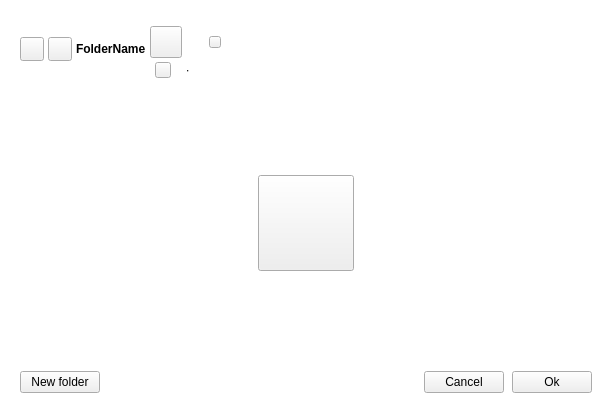
Qt form src/MEGASync/node_selector/gui/ui/NodeSelectorTreeViewWidget.ui (meganz/MEGAsync) before a commit.
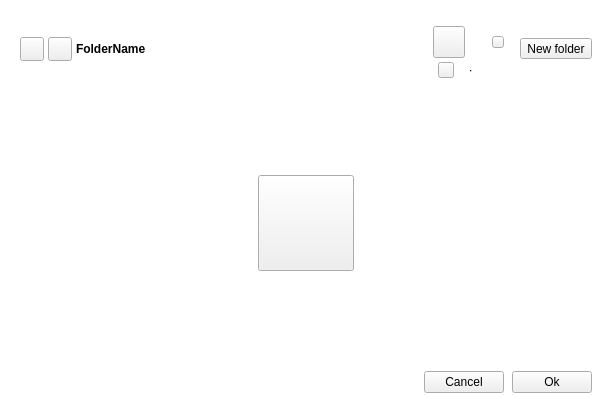
The same form after that commit. Icons and pictures are not drawn. Custom widgets are drawn as their Qt base class.

Commit message: Fixed problem with cut-off buttons on Transfer Manager

Patch:
```diff
--- a/src/MEGASync/node_selector/gui/ui/NodeSelectorTreeViewWidget.ui
+++ b/src/MEGASync/node_selector/gui/ui/NodeSelectorTreeViewWidget.ui
@@ -84,7 +84,7 @@
           <height>16777215</height>
          </size>
         </property>
-        <layout class="QHBoxLayout" name="horizontalLayout_2">
+        <layout class="QHBoxLayout" name="horizontalLayout_2" stretch="0,2,0,0">
          <property name="spacing">
           <number>4</number>
          </property>
@@ -249,18 +249,6 @@
          </item>
          <item>
           <widget class="QWidget" name="incomingInfo" native="true">
-           <property name="minimumSize">
-            <size>
-             <width>0</width>
-             <height>0</height>
-            </size>
-           </property>
-           <property name="maximumSize">
-            <size>
-             <width>16777215</width>
-             <height>16777215</height>
-            </size>
-           </property>
            <layout class="QVBoxLayout" name="verticalLayout_4">
             <property name="spacing">
              <number>4</number>
@@ -279,7 +267,7 @@
             </property>
             <item>
              <widget class="QWidget" name="sh_folderNameInfo" native="true">
-              <layout class="QHBoxLayout" name="horizontalLayout_5">
+              <layout class="QHBoxLayout" name="horizontalLayout_5" stretch="0,0,0,0">
                <property name="spacing">
                 <number>8</number>
                </property>
@@ -329,6 +317,12 @@
                </item>
                <item>
                 <widget class="QWidget" name="sh_accessContainer" native="true">
+                 <property name="sizePolicy">
+                  <sizepolicy hsizetype="Fixed" vsizetype="Preferred">
+                   <horstretch>0</horstretch>
+                   <verstretch>0</verstretch>
+                  </sizepolicy>
+                 </property>
                  <property name="minimumSize">
                   <size>
                    <width>0</width>
@@ -410,6 +404,12 @@
                   </item>
                   <item>
                    <widget class="QLabel" name="sh_accessLabel">
+                    <property name="sizePolicy">
+                     <sizepolicy hsizetype="Fixed" vsizetype="Preferred">
+                      <horstretch>0</horstretch>
+                      <verstretch>0</verstretch>
+                     </sizepolicy>
+                    </property>
                     <property name="text">
                      <string notr="true"/>
                     </property>
@@ -532,33 +532,20 @@
            </layout>
           </widget>
          </item>
-         <item>
-          <spacer name="horizontalSpacer_4">
-           <property name="orientation">
-            <enum>Qt::Horizontal</enum>
-           </property>
-           <property name="sizeHint" stdset="0">
-            <size>
-             <width>40</width>
-             <height>20</height>
-            </size>
-           </property>
-          </spacer>
-         </item>
          <item>
           <widget class="QWidget" name="customButtonsContainer" native="true">
            <property name="sizePolicy">
-            <sizepolicy hsizetype="Fixed" vsizetype="Preferred">
+            <sizepolicy hsizetype="Preferred" vsizetype="Preferred">
              <horstretch>0</horstretch>
              <verstretch>0</verstretch>
             </sizepolicy>
            </property>
            <layout class="QHBoxLayout" name="customButtonsLayout">
             <property name="spacing">
-             <number>24</number>
+             <number>0</number>
             </property>
             <property name="leftMargin">
-             <number>10</number>
+             <number>0</number>
             </property>
             <property name="topMargin">
              <number>0</number>
@@ -569,6 +556,41 @@
             <property name="bottomMargin">
              <number>0</number>
             </property>
+            <item>
+             <widget class="TokenizableToolButton" name="bNewFolder">
+              <property name="sizePolicy">
+               <sizepolicy hsizetype="Fixed" vsizetype="Fixed">
+                <horstretch>0</horstretch>
+                <verstretch>0</verstretch>
+               </sizepolicy>
+              </property>
+              <property name="cursor">
+               <cursorShape>PointingHandCursor</cursorShape>
+              </property>
+              <property name="text">
+               <string>New folder</string>
+              </property>
+              <property name="icon">
+               <iconset resource="../../../gui/Resources_common.qrc">
+                <normaloff>:/folder-plus-01_small_thin_outline</normaloff>:/folder-plus-01_small_thin_outline</iconset>
+              </property>
+              <property name="iconSize">
+               <size>
+                <width>16</width>
+                <height>16</height>
+               </size>
+              </property>
+              <property name="toolButtonStyle">
+               <enum>Qt::ToolButtonTextBesideIcon</enum>
+              </property>
+              <property name="type" stdset="0">
+               <string notr="true">ghost</string>
+              </property>
+              <property name="dimension" stdset="0">
+               <string notr="true">small</string>
+              </property>
+             </widget>
+            </item>
            </layout>
           </widget>
          </item>
@@ -1017,35 +1039,6 @@
             <property name="bottomMargin">
              <number>0</number>
             </property>
-            <item>
-             <widget class="TokenizableButton" name="bNewFolder">
-              <property name="sizePolicy">
-               <sizepolicy hsizetype="Fixed" vsizetype="Fixed">
-                <horstretch>0</horstretch>
-                <verstretch>0</verstretch>
-               </sizepolicy>
-              </property>
-              <property name="cursor">
-               <cursorShape>PointingHandCursor</cursorShape>
-              </property>
-              <property name="text">
-               <string>New folder</string>
-              </property>
-              <property name="icon">
-               <iconset resource="../../../gui/Resources_common.qrc">
-                <normaloff>:/folder-plus-01_small_thin_outline</normaloff>:/folder-plus-01_small_thin_outline</iconset>
-              </property>
-              <property name="iconSize">
-               <size>
-                <width>16</width>
-                <height>16</height>
-               </size>
-              </property>
-              <property name="type" stdset="0">
-               <string notr="true">ghost</string>
-              </property>
-             </widget>
-            </item>
             <item>
              <spacer name="horizontalSpacer">
               <property name="orientation">
@@ -1115,27 +1108,22 @@
   </layout>
  </widget>
  <customwidgets>
+  <customwidget>
+   <class>TokenizableToolButton</class>
+   <extends>QToolButton</extends>
+   <header>tokenizer/TokenizableItems/TokenizableButtons.h </header>
+  </customwidget>
   <customwidget>
    <class>IconLabel</class>
    <extends>QToolButton</extends>
    <header>tokenizer/TokenizableItems/IconLabel.h</header>
   </customwidget>
-  <customwidget>
-   <class>TokenizableButton</class>
-   <extends>QPushButton</extends>
-   <header>tokenizer/TokenizableItems/TokenizableButtons.h</header>
-  </customwidget>
   <customwidget>
    <class>TabSelector</class>
    <extends>QWidget</extends>
    <header>TabSelector.h</header>
    <container>1</container>
   </customwidget>
-  <customwidget>
-   <class>TokenizableToolButton</class>
-   <extends>QToolButton</extends>
-   <header>tokenizer/TokenizableItems/TokenizableButtons.h </header>
-  </customwidget>
   <customwidget>
    <class>NodeSelectorTreeView</class>
    <extends>QTreeView</extends>
```
Left out of the diff: 8 changed lines with no effect on the pictures. The commit also changes 7 other files.
